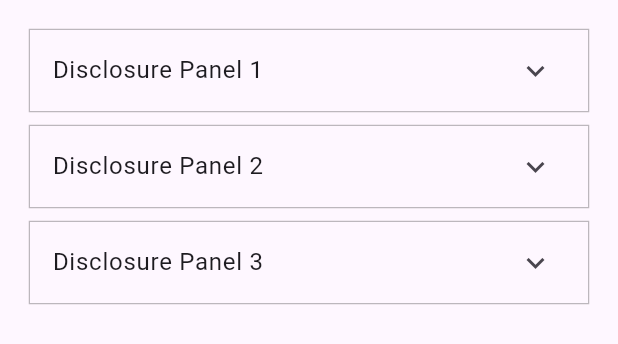
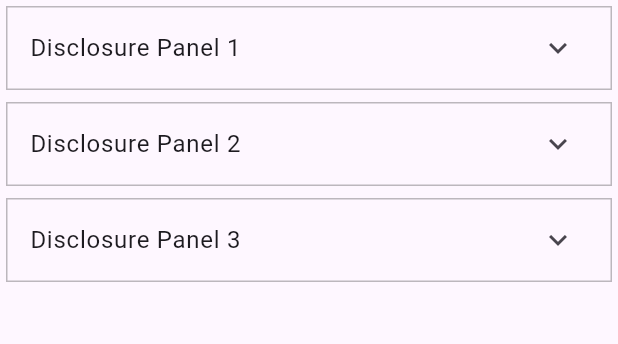
Before and after one commit to davigmacode/flutter_disclosure, a Flutter app: the DisclosureGroup widget shown alone on an empty page, opened directly, on a phone screen of 412 x 824 dp. Shown: the top 344 px of the screen. Run offline on Flutter 3.47's test engine with Material 3 defaults, Android fonts, the phone set to English and light mode, and no system bars; our stand-ins replace web; missing offline and left inert: dart:ui_web, wx_text; network calls fail; statements that could not run were skipped.

Commit message:
Renamed group padding to insets, and get default value from theme

```diff
--- a/lib/src/group.dart
+++ b/lib/src/group.dart
@@ -1,4 +1,5 @@
 import 'package:flutter/widgets.dart';
+import 'theme.dart';
 
 /// A controller for managing the state of a disclosure group.
 class DisclosureGroupController extends ChangeNotifier {
@@ -14,6 +15,7 @@ class DisclosureGroupController extends ChangeNotifier {
     ValueChanged<List<Key>>? onChanged,
     this.multiple = false,
     this.clearable = false,
+    this.insets = EdgeInsets.zero,
   })  : _value = Set.from(value),
         _onChanged = onChanged;
 
@@ -28,6 +30,9 @@ class DisclosureGroupController extends ChangeNotifier {
 
   /// Whether all disclosures can be cleared.
   final bool clearable;
+
+  /// The padding around the disclosure group's children.
+  final EdgeInsetsGeometry insets;
 
   /// Returns the current set of active disclosures.
   List<Key> get value => _value.toList();
@@ -151,9 +156,9 @@ class DisclosureGroup extends StatelessWidget {
     super.key,
     this.value = const [],
     this.onChanged,
-    this.multiple = false,
-    this.clearable = false,
-    this.padding = EdgeInsets.zero,
+    this.multiple,
+    this.clearable,
+    this.insets,
     required this.children,
   });
 
@@ -164,13 +169,13 @@ class DisclosureGroup extends StatelessWidget {
   final ValueChanged<List<Key>>? onChanged;
 
   /// Whether multiple disclosures can be selected simultaneously.
-  final bool multiple;
+  final bool? multiple;
 
   /// Whether all disclosures can be cleared.
-  final bool clearable;
+  final bool? clearable;
 
   /// The padding around the disclosure group's children.
-  final EdgeInsetsGeometry padding;
+  final EdgeInsetsGeometry? insets;
 
   /// The list of widgets that represent the disclosures.
   final List<Widget> children;
@@ -189,15 +194,38 @@ class DisclosureGroup extends StatelessWidget {
 
   @override
   Widget build(BuildContext context) {
+    bool? effectiveMultiple = multiple;
+    bool? effectiveClearable = clearable;
+    EdgeInsetsGeometry? effectiveInsets = insets;
+
+    if (effectiveMultiple == null ||
+        effectiveClearable == null ||
+        effectiveInsets == null) {
+      final parent = DisclosureGroup.maybeOf(context);
+      effectiveMultiple ??= parent?.multiple;
+      effectiveClearable ??= parent?.clearable;
+      effectiveInsets ??= parent?.insets;
+    }
+
+    if (effectiveMultiple == null ||
+        effectiveClearable == null ||
+        effectiveInsets == null) {
+      final theme = DisclosureTheme.of(context);
+      effectiveMultiple ??= theme.groupMultiple;
+      effectiveClearable ??= theme.groupClearable;
+      effectiveInsets ??= theme.groupInsets;
+    }
+
     return DisclosureGroupProvider(
       controller: DisclosureGroupController(
         value: value,
         onChanged: onChanged,
-        multiple: multiple,
-        clearable: clearable,
+        multiple: effectiveMultiple,
+        clearable: effectiveClearable,
+        insets: effectiveInsets,
       ),
       child: Padding(
-        padding: padding,
+        padding: effectiveInsets,
         child: Column(
           mainAxisSize: MainAxisSize.min,
           children: children,
```
